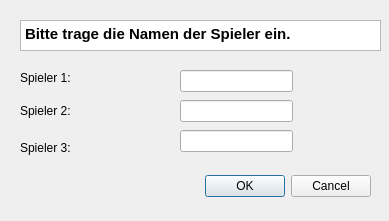
The window that dreispielerdialog.ui (michelfiedler/Kniffel.mrai) describes before a commit, drawn with Qt 5.
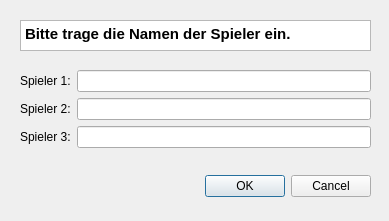
The same window after the commit.

Diff of the .ui file:
```diff
--- a/dreispielerdialog.ui
+++ b/dreispielerdialog.ui
@@ -34,7 +34,7 @@
     <rect>
      <x>20</x>
      <y>20</y>
-     <width>361</width>
+     <width>351</width>
      <height>31</height>
     </rect>
    </property>
@@ -46,74 +46,47 @@
 &lt;p style=&quot; margin-top:0px; margin-bottom:0px; margin-left:0px; margin-right:0px; -qt-block-indent:0; text-indent:0px;&quot;&gt;&lt;span style=&quot; font-size:11pt; font-weight:600;&quot;&gt;Bitte trage die Namen der Spieler ein.&lt;/span&gt;&lt;/p&gt;&lt;/body&gt;&lt;/html&gt;</string>
    </property>
   </widget>
-  <widget class="QLabel" name="label">
+  <widget class="QWidget" name="">
    <property name="geometry">
     <rect>
      <x>20</x>
      <y>70</y>
-     <width>81</width>
-     <height>16</height>
+     <width>351</width>
+     <height>80</height>
     </rect>
    </property>
-   <property name="text">
-    <string>Spieler 1:</string>
-   </property>
-  </widget>
-  <widget class="QLabel" name="label_2">
-   <property name="geometry">
-    <rect>
-     <x>20</x>
-     <y>100</y>
-     <width>71</width>
-     <height>21</height>
-    </rect>
-   </property>
-   <property name="text">
-    <string>Spieler 2:</string>
-   </property>
-  </widget>
-  <widget class="QLabel" name="label_3">
-   <property name="geometry">
-    <rect>
-     <x>20</x>
-     <y>140</y>
-     <width>52</width>
-     <height>15</height>
-    </rect>
-   </property>
-   <property name="text">
-    <string>Spieler 3:</string>
-   </property>
-  </widget>
-  <widget class="QLineEdit" name="lineEdit">
-   <property name="geometry">
-    <rect>
-     <x>180</x>
-     <y>70</y>
-     <width>113</width>
-     <height>22</height>
-    </rect>
-   </property>
-  </widget>
-  <widget class="QLineEdit" name="lineEdit_2">
-   <property name="geometry">
-    <rect>
-     <x>180</x>
-     <y>100</y>
-     <width>113</width>
-     <height>22</height>
-    </rect>
-   </property>
-  </widget>
-  <widget class="QLineEdit" name="lineEdit_3">
-   <property name="geometry">
-    <rect>
-     <x>180</x>
-     <y>130</y>
-     <width>113</width>
-     <height>22</height>
-    </rect>
-   </property>
+   <layout class="QGridLayout" name="gridLayout">
+    <item row="0" column="0">
+     <widget class="QLabel" name="label">
+      <property name="text">
+       <string>Spieler 1:</string>
+      </property>
+     </widget>
+    </item>
+    <item row="0" column="1">
+     <widget class="QLineEdit" name="lineEdit"/>
+    </item>
+    <item row="1" column="0">
+     <widget class="QLabel" name="label_2">
+      <property name="text">
+       <string>Spieler 2:</string>
+      </property>
+     </widget>
+    </item>
+    <item row="1" column="1">
+     <widget class="QLineEdit" name="lineEdit_2"/>
+    </item>
+    <item row="2" column="0">
+     <widget class="QLabel" name="label_3">
+      <property name="text">
+       <string>Spieler 3:</string>
+      </property>
+     </widget>
+    </item>
+    <item row="2" column="1">
+     <widget class="QLineEdit" name="lineEdit_3"/>
+    </item>
+   </layout>
   </widget>
  </widget>
  <resources/>
```
